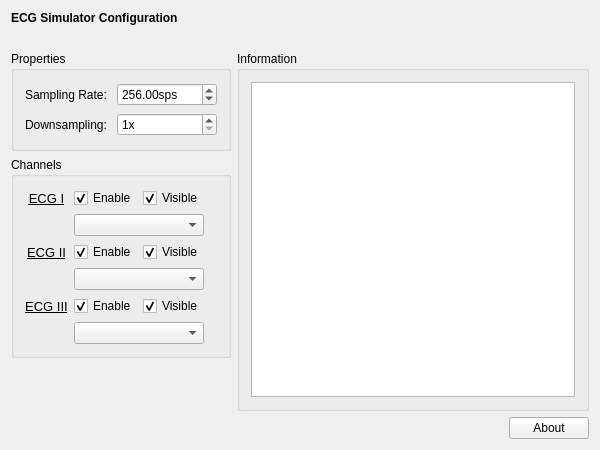
This is mne_x/plugins/rtserver/FormFiles/rtserversetup.ui in mne-tools/mne-cpp as Qt 5 draws it before an edit. The edited form follows.
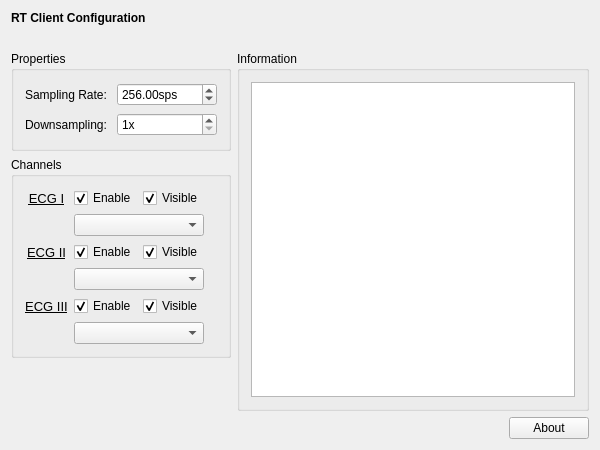
This is the edited form.

Patch:
```diff
--- a/mne_x/plugins/rtserver/FormFiles/rtserversetup.ui
+++ b/mne_x/plugins/rtserver/FormFiles/rtserversetup.ui
@@ -23,7 +23,7 @@
       </font>
      </property>
      <property name="text">
-      <string>ECG Simulator Configuration</string>
+      <string>RT Client Configuration</string>
      </property>
     </widget>
    </item>
```
